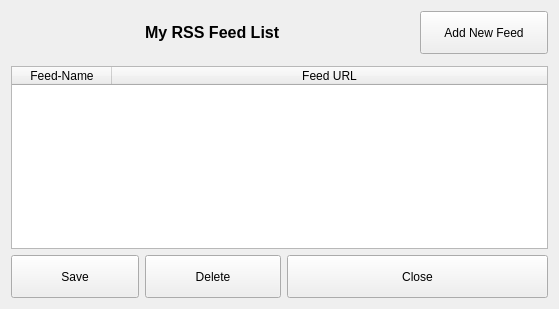
This is ui/rss-list.ui in berndhs/arado as Qt 5 draws it before an edit. The edited form follows.
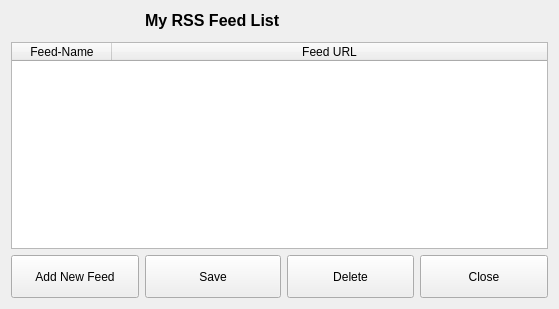
This is the edited form. Icons and pictures are not drawn.

```diff
--- a/ui/rss-list.ui
+++ b/ui/rss-list.ui
@@ -41,8 +41,8 @@
      </property>
      <property name="iconSize">
       <size>
-       <width>96</width>
-       <height>96</height>
+       <width>50</width>
+       <height>50</height>
       </size>
      </property>
      <property name="flat">
@@ -93,7 +93,7 @@
      </column>
     </widget>
    </item>
-   <item row="4" column="2" colspan="2">
+   <item row="4" column="3">
     <widget class="QPushButton" name="closeButton2">
      <property name="minimumSize">
       <size>
@@ -104,9 +104,19 @@
      <property name="text">
       <string>Close</string>
      </property>
+     <property name="icon">
+      <iconset resource="../arado.qrc">
+       <normaloff>:/images/back.png</normaloff>:/images/back.png</iconset>
+     </property>
+     <property name="iconSize">
+      <size>
+       <width>32</width>
+       <height>32</height>
+      </size>
+     </property>
     </widget>
    </item>
-   <item row="4" column="1">
+   <item row="4" column="2">
     <widget class="QPushButton" name="deleteButton">
      <property name="minimumSize">
       <size>
@@ -129,7 +139,7 @@
      </property>
     </widget>
    </item>
-   <item row="4" column="0">
+   <item row="4" column="1">
     <widget class="QPushButton" name="saveButton">
      <property name="minimumSize">
       <size>
@@ -152,7 +162,7 @@
      </property>
     </widget>
    </item>
-   <item row="0" column="3">
+   <item row="4" column="0">
     <widget class="QPushButton" name="newButton">
      <property name="minimumSize">
       <size>
```
Left out of the diff: 28 changed lines with no effect on the pictures.
